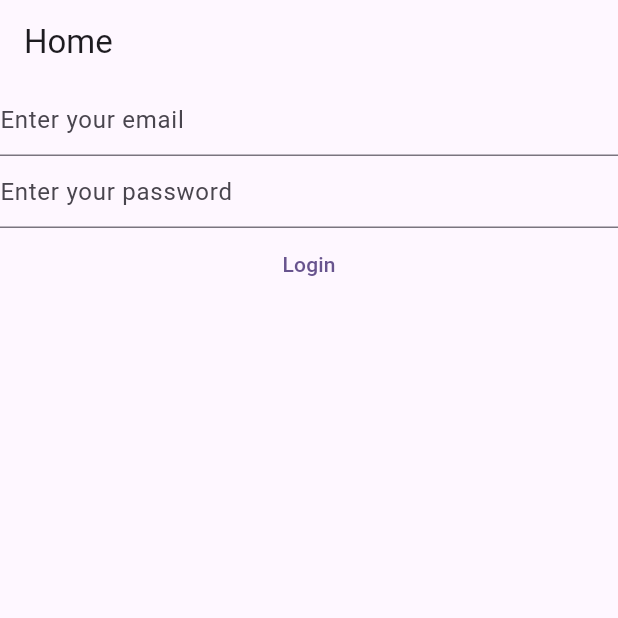
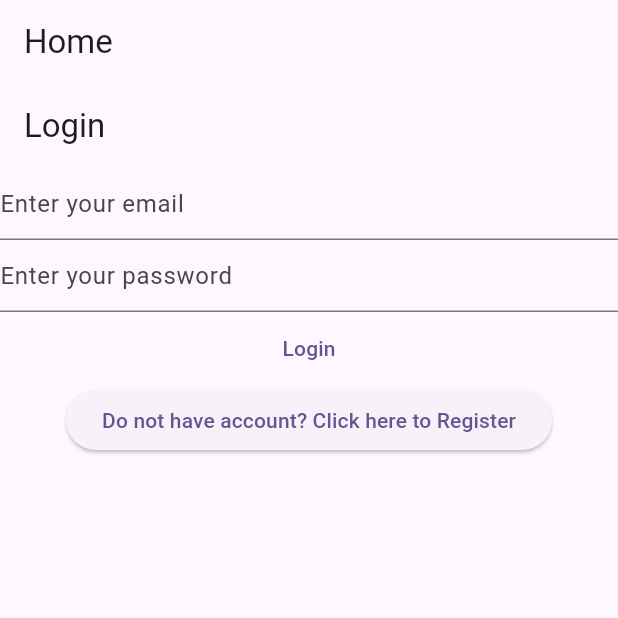
Before and after one commit to ShivCharanSharma/notes-helper, a Flutter app: the screen it shows after launch, after a tap on "Login", on a phone screen of 412 x 824 dp, the top half of it. Run offline on Flutter 3.47's test engine with Material 3 defaults, Android fonts, the phone set to English and light mode, and no system bars; our stand-ins replace firebase_auth, firebase_core; accounts and stored records are empty; network calls fail.

Commit message:
feat: add routing in login and signup forms

```diff
--- a/lib/main.dart
+++ b/lib/main.dart
@@ -2,6 +2,8 @@
 import 'package:flutter/material.dart';
 import 'package:firebase_core/firebase_core.dart';
 import 'package:notes_helper/views/login_view.dart';
+import 'package:notes_helper/views/logout_view.dart';
+import 'package:notes_helper/views/register_view.dart';
 import 'package:notes_helper/views/verify_email_view.dart';
 import 'firebase_options.dart';
 
@@ -15,6 +17,12 @@
       // useMaterial3: true,
     ),
     home: const HomePage(),
+    routes: {
+      "/login/": (context) => const LoginView(),
+      "/register/": (context) => const RegisterView(),
+      '/home/': (context) => const HomePage(),
+      "/verify-email/": (context) => const VerifyEmailView(),
+    },
   ));
 }
 
@@ -35,15 +43,17 @@
           switch (snapshot.connectionState) {
             case ConnectionState.done:
               final user = FirebaseAuth.instance.currentUser;
-              if (user?.emailVerified ?? false) {
+              if (user == null) {
+                return LoginView();
+              } else if (!user.emailVerified) {
+                print("You need to verify your email");
+                return const VerifyEmailView();
+              } else if (user.emailVerified) {
                 print("Email Verified");
-                return const Text("Email Verified");
-              } else {
-                print("You need to verify your email");
-                return const LoginView();
+                return const LogoutView();
               }
             default:
-              return const Text('Loading...');
+              return const CircularProgressIndicator();
           }
 
           return const Text("Done");
--- a/lib/views/login_view.dart
+++ b/lib/views/login_view.dart
@@ -30,7 +30,11 @@ class _LoginViewState extends State<LoginView> {
 
   @override
   Widget build(BuildContext context) {
-    return Column(
+    return Scaffold(
+      appBar: AppBar(
+        title: const Text("Login"),
+      ),
+      body: Column(
         children: [
           TextField(
             controller: _email,
@@ -52,8 +56,17 @@ class _LoginViewState extends State<LoginView> {
               final password = _password.text;
               try {
                 final data = await FirebaseAuth.instance
-                  .signInWithEmailAndPassword(email: email, password: password);
+                    .signInWithEmailAndPassword(
+                        email: email, password: password);
                 print(data);
+                if (!context.mounted) {
+                  return;
+                }
+                if (data.user?.emailVerified ?? false) {
+                  Navigator.of(context).pushNamed("/home/");
+                } else {
+                  Navigator.of(context).pushNamed("/verify-email/");
+                }
               } on FirebaseAuthException catch (e) {
                 print(e.code);
                 if (e.code == "invalid-credential") {
@@ -63,7 +76,15 @@ class _LoginViewState extends State<LoginView> {
             },
             child: const Text("Login"),
           ),
+          ElevatedButton(
+            onPressed: () {
+              Navigator.of(context)
+                  .pushNamedAndRemoveUntil("/register/", (route) => false);
+            },
+            child: const Text("Do not have account? Click here to Register"),
+          )
         ],
+      ),
     );
   }
 }
--- a/lib/views/register_view.dart
+++ b/lib/views/register_view.dart
@@ -81,6 +81,14 @@ class _RegisterViewState extends State<RegisterView> {
                     },
                     child: const Text("Register"),
                   ),
+                  ElevatedButton(
+                    onPressed: () {
+                      Navigator.of(context)
+                          .pushNamedAndRemoveUntil("/login/", (route) => false);
+                    },
+                    child:
+                        const Text("Already Have account? Click here to Login"),
+                  )
                 ],
               ),
             );
```
Also changed, not shown: lib/views/logout_view.dart (added, +24 -0 lines), lib/views/verify_email_view.dart (+6 -1 lines). Lines whose indentation alone changed are shown as unchanged.
